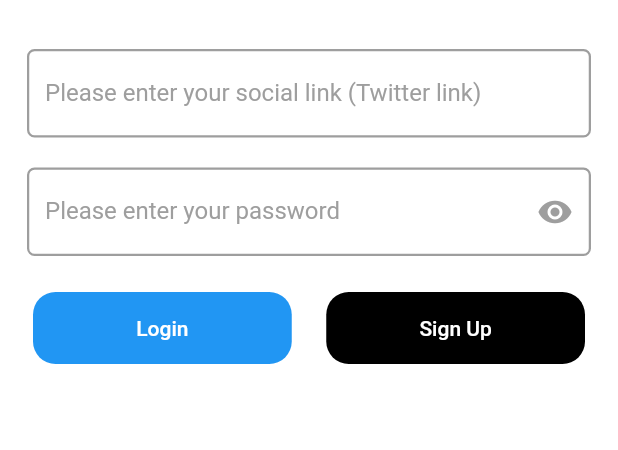
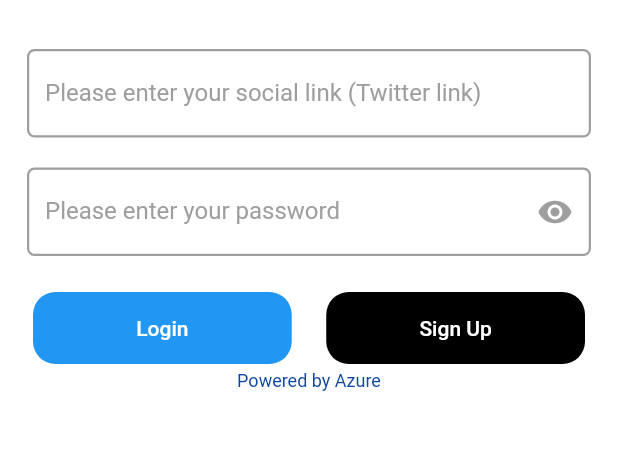
Before and after one commit to Algure/Follow-Me, a Flutter app: the screen it shows after launch, on a phone screen of 412 x 824 dp, the part 158-608 px from its top. Run offline on Flutter 3.47's test engine with Material 2 defaults, Android fonts, the phone set to English and light mode, and no system bars; drawn by our look-alikes of overlay_support; our stand-ins replace carousel_slider, connectivity, flutter_easyloading, flutter_progress_hud, pull_to_refresh, shared_preferences; missing offline and left inert: azstore.

Commit message:
Added azure promotions. Fixed about dialog clearing background error.

```diff
--- a/lib/screens/home_screen.dart
+++ b/lib/screens/home_screen.dart
@@ -173,10 +173,10 @@ class _MyHomePageState extends State<MyHomePage> {
         // applicationLegalese: 'Developed by Algure',
         applicationIcon:Container(child: Image.asset('images/logo.png',height: 100, width: 100,),),
         children: [
+           SizedBox(height: 20,),
+          Text('Developed by Algure', style: TextStyle(fontSize: 10,color: Colors.grey),),
           SizedBox(height: 20,),
-          Text('Powered by Azure', style: TextStyle(fontSize: 10,color: Colors.blue.shade900),),
-          SizedBox(height: 20,),
-          Text('Developed by Algure', style: TextStyle(fontSize: 10,color: Colors.grey),),
+          Text('Powered by Azure', style: TextStyle(fontSize: 8,color: Colors.blue.shade900),),
           Container(
             alignment: Alignment.center,
             color: Colors.transparent,
--- a/lib/screens/login_screen.dart
+++ b/lib/screens/login_screen.dart
@@ -161,6 +161,10 @@ class _LoginScreenState extends State<LoginScreen> {
                   ),
                   ]
               ),
+              Spacer(),
+              Text('Powered by Azure', style:  TextStyle(color: Colors.blue.shade900, fontSize: 12),),
+              SizedBox(height: 20,),
+
             ],
           ),
         ),
```
